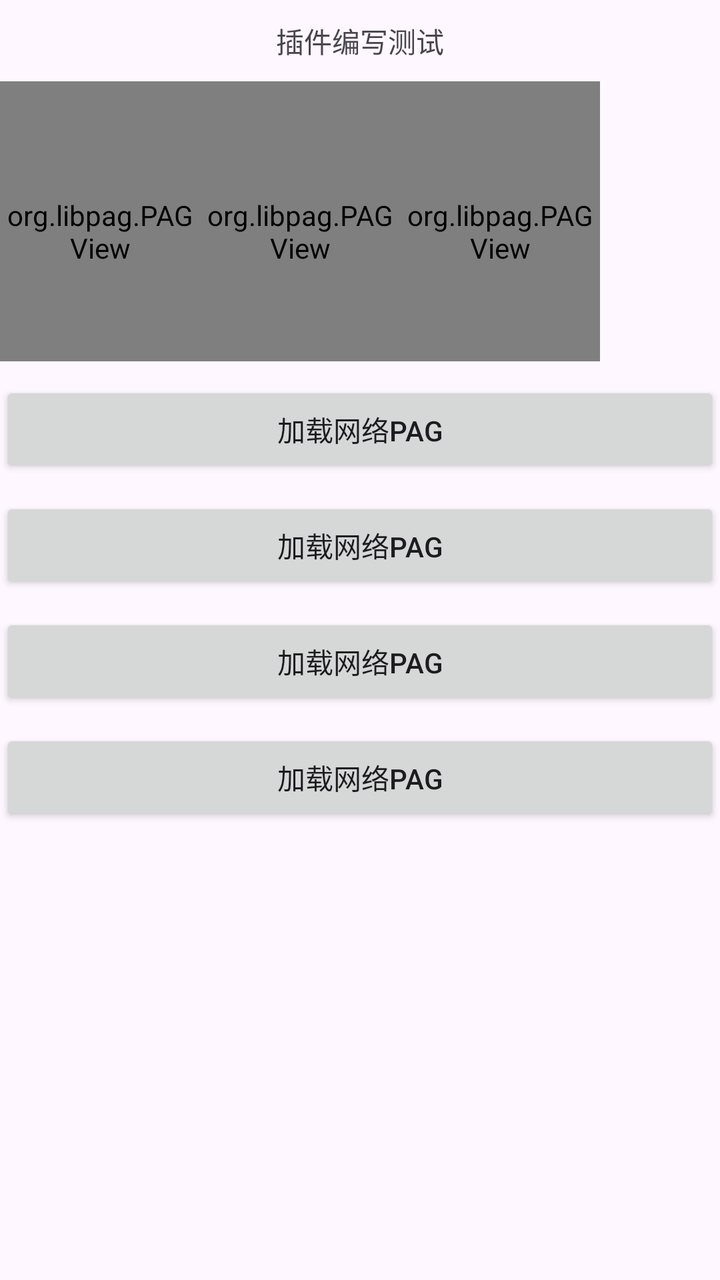
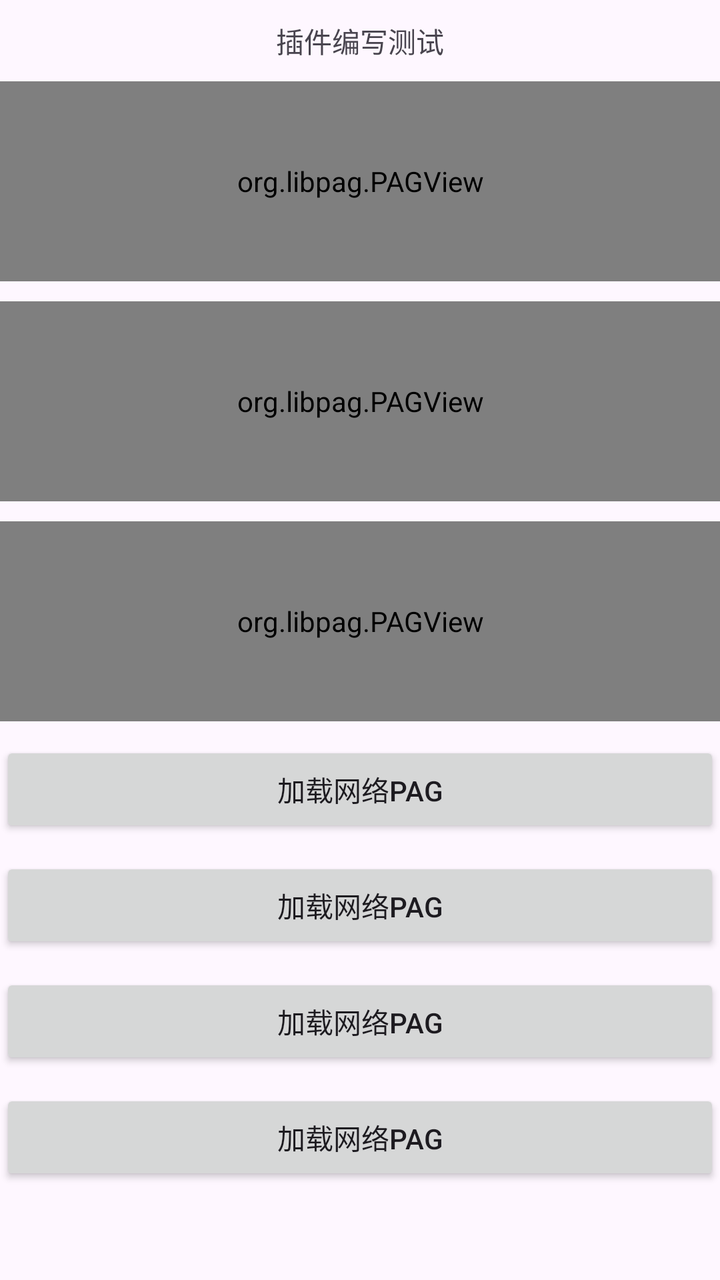

Before-and-after screenshots of an Android layout around one commit, followed by the original layout XML and the change that was made.
<!-- AndroidManifest.xml: application theme Theme.LibpagDemo -->
<!-- res/layout/activity_test11.xml -->
<?xml version="1.0" encoding="utf-8"?>
<LinearLayout xmlns:android="http://schemas.android.com/apk/res/android"
    android:layout_width="match_parent"
    android:layout_height="match_parent"
    android:orientation="vertical">

    <TextView
        android:layout_width="match_parent"
        android:layout_height="wrap_content"
        android:layout_marginTop="10dp"
        android:gravity="center"
        android:text="插件编写测试" />

    <LinearLayout
        android:layout_width="match_parent"
        android:layout_height="150dp"
        android:orientation="horizontal">

        <org.libpag.PAGView
            android:id="@+id/pag_view"
            android:layout_width="100dp"
            android:layout_height="150dp"
            android:layout_marginTop="10dp"/>

        <org.libpag.PAGView
            android:id="@+id/pag_view2"
            android:layout_width="100dp"
            android:layout_height="150dp"
            android:layout_marginTop="10dp"/>

        <org.libpag.PAGView
            android:id="@+id/pag_view3"
            android:layout_width="100dp"
            android:layout_height="150dp"
            android:layout_marginTop="10dp"/>

    </LinearLayout>



    <Button
        android:layout_width="match_parent"
        android:layout_height="wrap_content"
        android:layout_marginTop="10dp"
        android:gravity="center"
        android:textAllCaps="false"
        android:text="加载网络PAG"
        android:onClick="onTest1" />

    <Button
        android:layout_width="match_parent"
        android:layout_height="wrap_content"
        android:layout_marginTop="10dp"
        android:gravity="center"
        android:textAllCaps="false"
        android:text="加载网络PAG"
        android:onClick="onTest2" />


    <Button
        android:layout_width="match_parent"
        android:layout_height="wrap_content"
        android:layout_marginTop="10dp"
        android:gravity="center"
        android:textAllCaps="false"
        android:text="加载网络PAG"
        android:onClick="onTest3" />


    <Button
        android:layout_width="match_parent"
        android:layout_height="wrap_content"
        android:layout_marginTop="10dp"
        android:gravity="center"
        android:textAllCaps="false"
        android:text="加载网络PAG"
        android:onClick="onTest4" />


</LinearLayout>
<!-- resources referenced by this layout -->
<resources>
  <style name="Theme.LibpagDemo" parent="Base.Theme.LibpagDemo" />
  <style name="Base.Theme.LibpagDemo" parent="Theme.Material3.DayNight.NoActionBar">
          
          
      </style>
</resources>

<!-- the commit's change to res/layout/activity_test11.xml (unified diff, before → after) -->
@@ -13,25 +13,25 @@
 
     <LinearLayout
         android:layout_width="match_parent"
-        android:layout_height="150dp"
-        android:orientation="horizontal">
+        android:layout_height="wrap_content"
+        android:orientation="vertical">
 
         <org.libpag.PAGView
             android:id="@+id/pag_view"
-            android:layout_width="100dp"
-            android:layout_height="150dp"
+            android:layout_width="match_parent"
+            android:layout_height="100dp"
             android:layout_marginTop="10dp"/>
 
         <org.libpag.PAGView
             android:id="@+id/pag_view2"
-            android:layout_width="100dp"
-            android:layout_height="150dp"
+            android:layout_width="match_parent"
+            android:layout_height="100dp"
             android:layout_marginTop="10dp"/>
 
         <org.libpag.PAGView
             android:id="@+id/pag_view3"
-            android:layout_width="100dp"
-            android:layout_height="150dp"
+            android:layout_width="match_parent"
+            android:layout_height="100dp"
             android:layout_marginTop="10dp"/>
 
     </LinearLayout>
